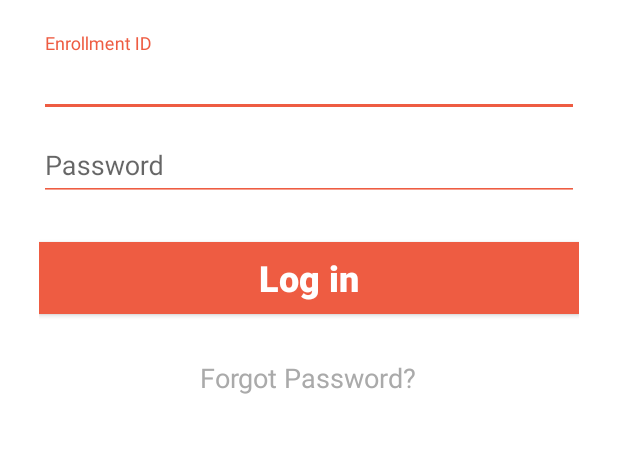
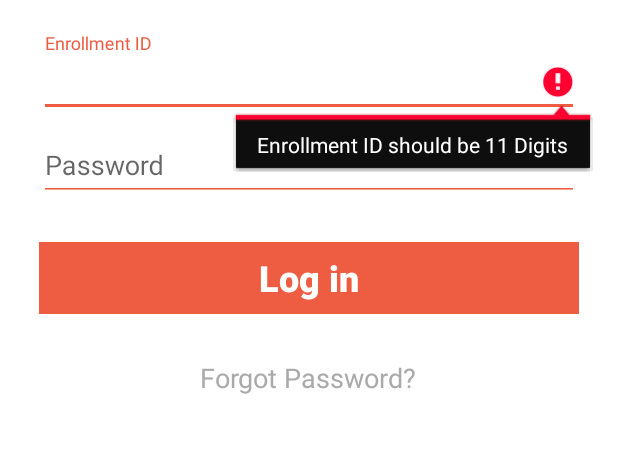
Before and after one commit to mubashirbashir/campusbuzzlive, an Android app: the screen it shows after launch (LoginActivity), after a tap on "Log in", on a phone screen of 412 x 824 dp, the part 181-634 px from its top. Run offline under Robolectric (Android 15) with nearby library versions, the phone set to English and light mode, and no system bars.

Commit message:
focus validation of login but with issue

```diff
--- a/app/src/main/AndroidManifest.xml
+++ b/app/src/main/AndroidManifest.xml
@@ -25,7 +25,8 @@
                 <category android:name="android.intent.category.LAUNCHER" />
             </intent-filter>
         </activity>
-        <activity android:name=".LoginActivity" />
+        <activity android:name=".LoginActivity"
+            android:windowSoftInputMode="stateAlwaysHidden"/>
         <activity android:name=".SignupActivity" />
         <activity android:name=".ForgotPassword" />
         <activity android:name=".ChangePassword" />
--- a/app/src/main/java/com/campusbuzzlive/campusbuzzlive/LoginActivity.java
+++ b/app/src/main/java/com/campusbuzzlive/campusbuzzlive/LoginActivity.java
@@ -5,30 +5,80 @@ import android.support.v7.app.AppCompatActivity;
 import android.os.Bundle;
 import android.view.View;
 import android.widget.Button;
+import android.widget.EditText;
 import android.widget.TextView;
 
 public class LoginActivity extends AppCompatActivity {
     Button bsign;
     Button BLogin;
     TextView tvForgot;
+    EditText etEnroll,etPassword;
+    boolean Evalid=false;
+    boolean Pvalid=false;
+    Button bLogin;
 
     @Override
     protected void onCreate(Bundle savedInstanceState) {
-        Button bSign = (Button) findViewById(R.id.bSign);
-        Button bLogin = (Button) findViewById(R.id.bSubmit);
-        TextView tvForgot = (TextView) findViewById(R.id.tvForgot) ;
+
+
         super.onCreate(savedInstanceState);
         setContentView(R.layout.activity_login);
+        Button bSign = (Button) findViewById(R.id.bSign);
+        bLogin = (Button) findViewById(R.id.bLog);
+        TextView tvForgot = (TextView) findViewById(R.id.tvForgot) ;
+        etEnroll = (EditText) findViewById(R.id.etEnroll);
+        etPassword =(EditText) findViewById(R.id.etPassword);
+
+        LogInV();
+
     }
+        public void LogInV(){
 
+            etEnroll.setOnFocusChangeListener(new View.OnFocusChangeListener() {
+                @Override
+                public void onFocusChange(View v, boolean hasFocus) {
+                    if(etEnroll.getText().length()<11){
+                        etEnroll.setError("Enrollment ID should be 11 Digits");
+                    }
+                    else {
+                        Evalid= true;
+                        if(Pvalid &&Evalid) {
+                            bLogin.setEnabled(true);
+                        }
+                    }
+
+                }
+            });
+            etPassword.setOnFocusChangeListener(new View.OnFocusChangeListener() {
+                @Override
+                public void onFocusChange(View v, boolean hasFocus) {
+                    if(etPassword.getText().toString().length()<8){
+                        etPassword.setError("Password 8-12 Characters");
+                    }
+                    else{
+                        Pvalid=true;
+                        if(Pvalid &&Evalid) {
+                            bLogin.setEnabled(true);
+                        }
+                        }
+                    }
+
+
+                });
+
+        }
     public void add(View v)
 
     {
+        if(Evalid&&Pvalid)
+        {
+            bLogin.setEnabled(true);
+        }
         if (v.getId() == R.id.bSign) {
             Intent abc = new Intent(LoginActivity.this, SignupActivity.class);
             startActivity(abc);
         }
-        if (v.getId() == R.id.bSubmit) {
+        if (v.getId() == R.id.bLog) {
             Intent Logintent = new Intent(LoginActivity.this, RadioActivity.class);
             startActivity(Logintent);
 
--- a/app/src/main/java/com/campusbuzzlive/campusbuzzlive/MainActivity.java
+++ b/app/src/main/java/com/campusbuzzlive/campusbuzzlive/MainActivity.java
@@ -18,7 +18,7 @@ public class MainActivity extends AppCompatActivity {
         super.onCreate(savedInstanceState);
         setContentView(R.layout.activity_main);
         Button bSign =(Button) findViewById(R.id.bSign);
-        Button bLogin =(Button) findViewById(R.id.bSubmit);
+        Button bLogin =(Button) findViewById(R.id.bLog);
 
     }
 
@@ -29,7 +29,7 @@ public void add(View v)
         Intent abc = new Intent(MainActivity.this, SignupActivity.class);
         startActivity(abc);
     }
-    if(v.getId()==R.id.bSubmit)
+    if(v.getId()==R.id.bLog)
     {
         Intent Logintent= new Intent(MainActivity.this,LoginActivity.class);
         startActivity(Logintent);
--- a/app/src/main/res/layout/activity_login.xml
+++ b/app/src/main/res/layout/activity_login.xml
@@ -103,27 +103,29 @@
     </android.support.design.widget.TextInputLayout>
 
         <Button
-        android:text="Log in"
+            android:id="@+id/bLog"
             android:layout_width="match_parent"
             android:layout_height="wrap_content"
-        android:onClick="add"
+            android:layout_alignParentLeft="true"
 
-        android:id="@+id/bSubmit"
+            android:layout_alignParentStart="true"
+            android:layout_below="@+id/tilNewPass"
             android:layout_marginTop="27dp"
             android:background="@color/buzzcolor"
+            android:enabled="false"
+
+            android:onClick="add"
+            android:text="Log in"
+            android:textAllCaps="false"
             android:textColor="@android:color/white"
-        android:textAllCaps="false"
-        android:textStyle="normal|bold"
             android:textSize="24sp"
-        android:layout_below="@+id/tilNewPass"
-        android:layout_alignParentLeft="true"
-        android:layout_alignParentStart="true" />
+            android:textStyle="normal|bold" />
 
         <TextView
             android:id="@+id/tvForgot"
             android:layout_width="wrap_content"
             android:layout_height="match_parent"
-            android:layout_below="@+id/bSubmit"
+            android:layout_below="@+id/bLog"
             android:layout_centerHorizontal="true"
             android:layout_marginTop="30dp"
             android:background="@android:color/white"
--- a/app/src/main/res/layout/activity_main.xml
+++ b/app/src/main/res/layout/activity_main.xml
@@ -97,7 +97,7 @@
             style="?android:attr/windowAnimationStyle"
             android:layout_width="match_parent"
             android:layout_height="wrap_content"
-            android:layout_above="@+id/bSubmit"
+            android:layout_above="@+id/bLog"
             android:layout_alignParentLeft="true"
             android:layout_alignParentStart="true"
             android:layout_marginBottom="14dp"
@@ -114,7 +114,7 @@
             android:textStyle="normal|bold" />
 
         <Button
-            android:id="@+id/bSubmit"
+            android:id="@+id/bLog"
             style="@style/Base.Widget.AppCompat.Button"
             android:layout_width="match_parent"
             android:layout_height="wrap_content"
--- a/app/src/main/res/layout/activity_signup.xml
+++ b/app/src/main/res/layout/activity_signup.xml
@@ -208,7 +208,7 @@
         </RadioGroup>
 
         <Button
-            android:id="@+id/bSubmit"
+            android:id="@+id/bLog"
 
             style="@style/Base.Widget.AppCompat.Button"
             android:layout_width="match_parent"
```
Lines whose indentation alone changed are shown as unchanged.
